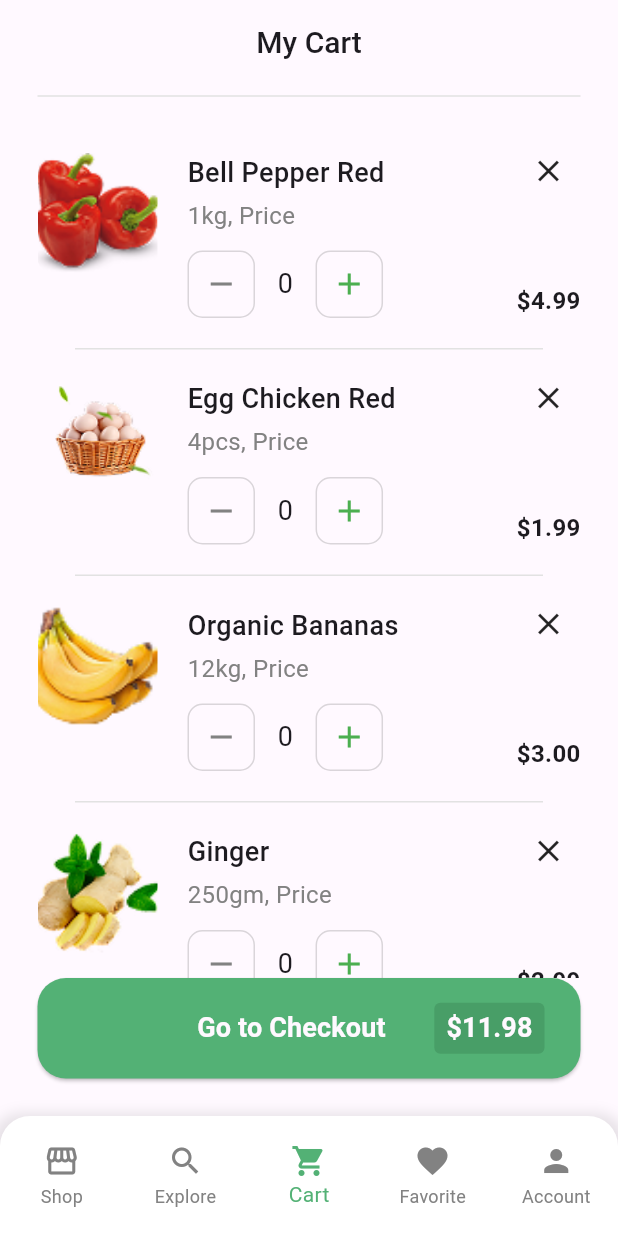
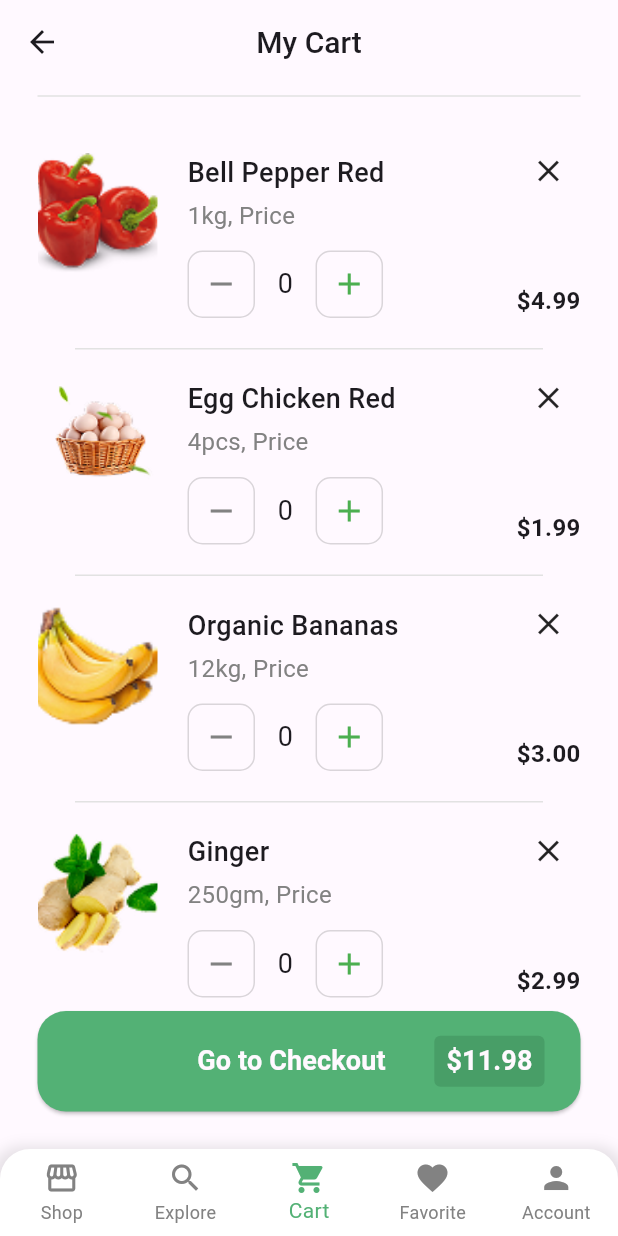
Before and after one commit to iMarinaAdel/Nectar_App, a Flutter app: the MainScreen screen opened directly, item 3 of the bottom bar chosen, on a phone screen of 412 x 824 dp. Run offline on Flutter 3.47's test engine with Material 3 defaults, Android fonts, the phone set to English and light mode, and no system bars; our stand-ins replace flutter_svg; network calls fail.

Commit message:
update main

```diff
--- a/lib/features/auth/pages/login_screen.dart
+++ b/lib/features/auth/pages/login_screen.dart
@@ -6,7 +6,6 @@ import 'package:nectar_app/core/utils/app_colors.dart';
 import 'package:nectar_app/extentions/navigation.dart';
 import 'package:nectar_app/features/auth/pages/sign_up_screen.dart';
 import 'package:nectar_app/features/auth/widgets/authFormWidget.dart';
-import 'package:nectar_app/features/home/pages/home_screen.dart';
 import 'package:nectar_app/features/main/main_screen.dart';
 
 class LoginScreen extends StatefulWidget {
@@ -94,10 +93,7 @@ class _LoginScreenState extends State<LoginScreen> {
               buttonText: "Log In",
               onButtonPressed: () {
                 if (formKey.currentState?.validate() ?? false) {
-                  AppNavigation.pushAndRemoveUntil(
-                    context,
-                    const MainScreen(),
-                  );
+                  AppNavigation.pushAndRemoveUntil(context, const MainScreen());
                 }
               },
               bottomWidget: Row(
--- a/lib/features/auth/pages/sign_up_screen.dart
+++ b/lib/features/auth/pages/sign_up_screen.dart
@@ -6,7 +6,6 @@ import 'package:nectar_app/const/app_assets.dart';
 import 'package:nectar_app/core/utils/app_colors.dart';
 import 'package:nectar_app/extentions/navigation.dart';
 import 'package:nectar_app/features/auth/pages/login_screen.dart';
-import 'package:nectar_app/features/home/pages/home_screen.dart';
 import 'package:nectar_app/features/main/main_screen.dart';
 
 class SignUpScreen extends StatefulWidget {
--- a/lib/features/main/main_screen.dart
+++ b/lib/features/main/main_screen.dart
@@ -28,7 +28,6 @@ class _MainScreenState extends State<MainScreen> {
     return Scaffold(
       body: screens[currentIndex],
       bottomNavigationBar: Container(
-        height: 80,
         decoration: BoxDecoration(
           color: Colors.white,
           boxShadow: [
--- a/lib/features/slpash_screen.dart
+++ b/lib/features/slpash_screen.dart
@@ -3,10 +3,8 @@ import 'package:flutter_svg/flutter_svg.dart';
 import 'package:nectar_app/const/app_assets.dart';
 import 'package:nectar_app/core/utils/app_colors.dart';
 import 'package:nectar_app/extentions/navigation.dart';
+import 'package:nectar_app/features/auth/pages/login_screen.dart';
 import 'package:nectar_app/features/main/main_screen.dart';
-
-
-
 
 class SlpashScreen extends StatefulWidget {
   const SlpashScreen({super.key});
@@ -19,7 +17,7 @@ class _SlpashScreenState extends State<SlpashScreen> {
   @override
   void initState() {
     Future.delayed(Duration(seconds: 3), () {
-      AppNavigation.pushReplacementTO(context, MainScreen());
+      AppNavigation.pushReplacementTO(context, LoginScreen());
     });
     super.initState();
   }
```
Also changed, not shown: pubspec.lock, 1 other file.
